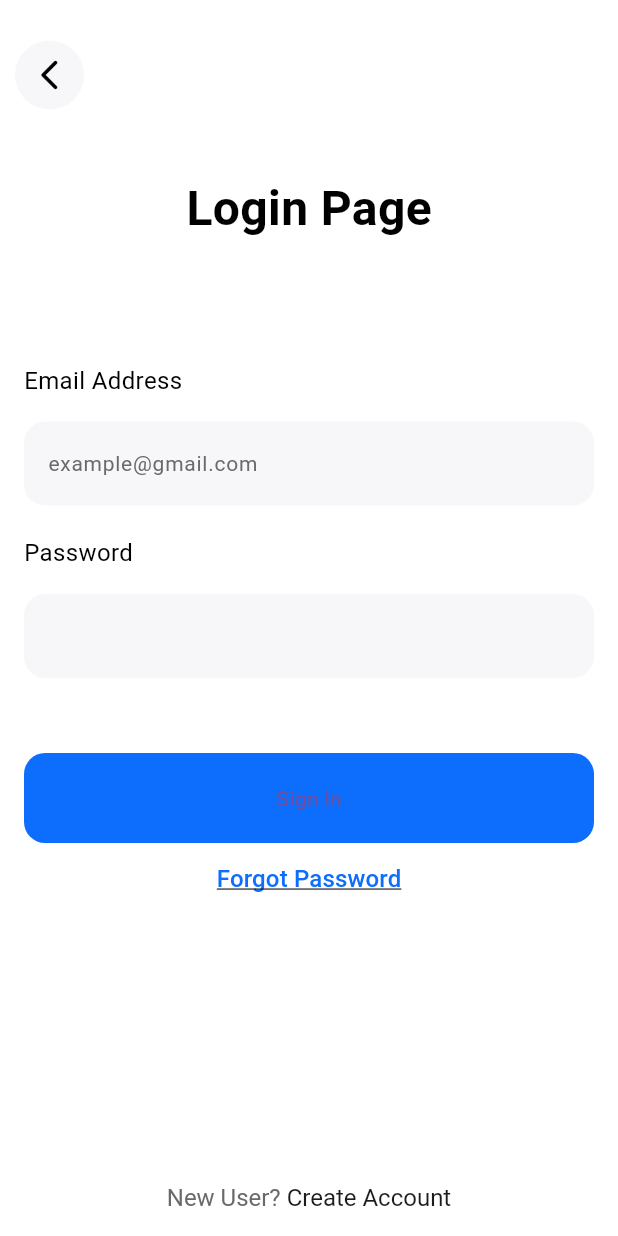
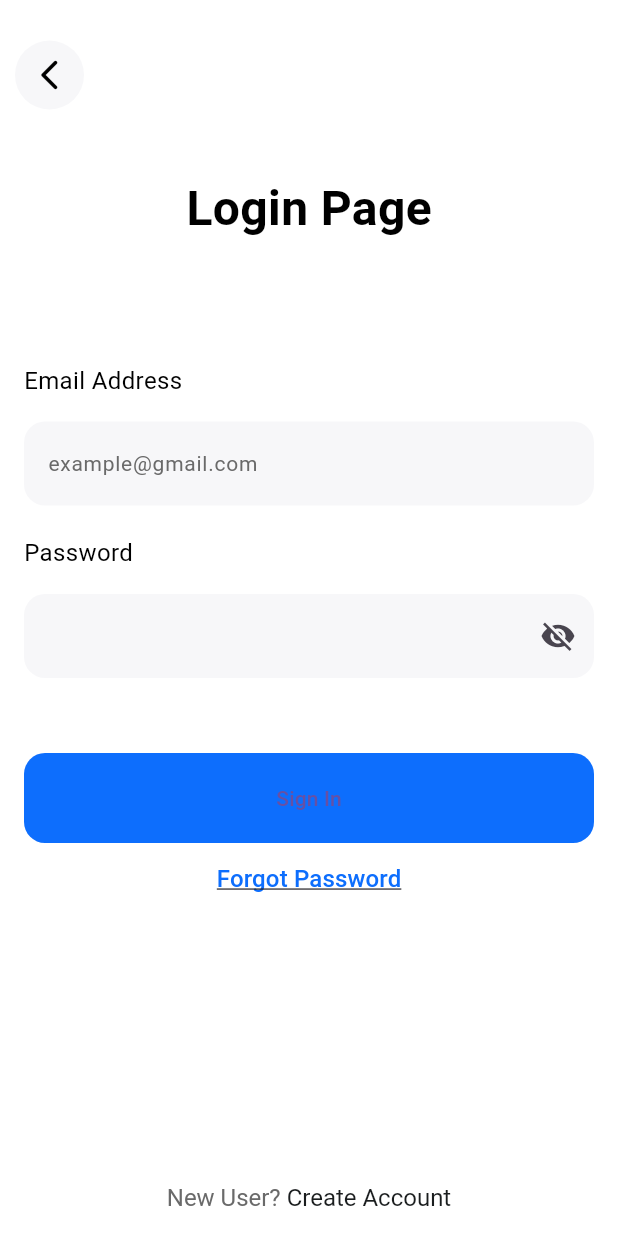
Before and after one commit to bossuche9/Sample-Flutter-Firebase-App, a Flutter app: the screen it shows after launch, on a phone screen of 412 x 824 dp. Run offline on Flutter 3.47's test engine with Material 3 defaults, Android fonts, the phone set to English and light mode, and no system bars; our stand-ins replace cloud_firestore, firebase_auth, firebase_core, fluttertoast; accounts and stored records are empty; generated files the repository leaves out were written again.

Commit message:
working app

```diff
--- a/lib/pages/login.dart
+++ b/lib/pages/login.dart
@@ -8,11 +8,17 @@ import '../services/auth_services.dart';
 
 
 
-class Login extends StatelessWidget {
+class Login extends StatefulWidget {
   Login({super.key});
 
+  @override
+  _LoginState createState() => _LoginState();
+}
+
+class _LoginState extends State<Login>{
   final TextEditingController _emailController = TextEditingController();
   final TextEditingController _passwordController = TextEditingController();
+  bool _obscureText = true;
 
   @override
   Widget build(BuildContext context) {
@@ -140,7 +146,7 @@ class Login extends StatelessWidget {
         ),
         const SizedBox(height: 16,),
         TextField(
-          obscureText: true,
+          obscureText: _obscureText,
           controller: _passwordController,
           decoration: InputDecoration(
               filled: true,
@@ -148,9 +154,20 @@ class Login extends StatelessWidget {
               border: OutlineInputBorder(
                   borderSide: BorderSide.none,
                   borderRadius: BorderRadius.circular(14)
-              )
+              ),
+            suffixIcon: IconButton(
+              onPressed: () {
+                setState(() {
+              _obscureText = !_obscureText;
+            });},
+              icon:  Icon(
+                  _obscureText
+                      ? Icons.visibility_off
+                      : Icons.visibility),
+            ),
+
+                )
           ),
-        )
       ],
     );
   }
```
Also changed, not shown: lib/pages/sign_up.dart (+20 -3 lines), lib/services/auth_services.dart (+27 -6 lines).
